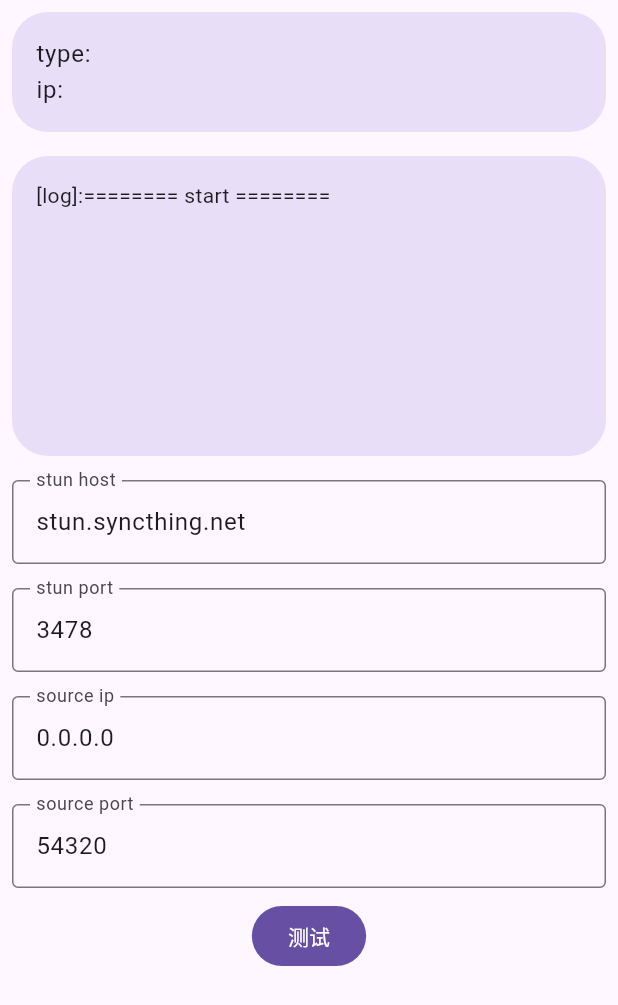
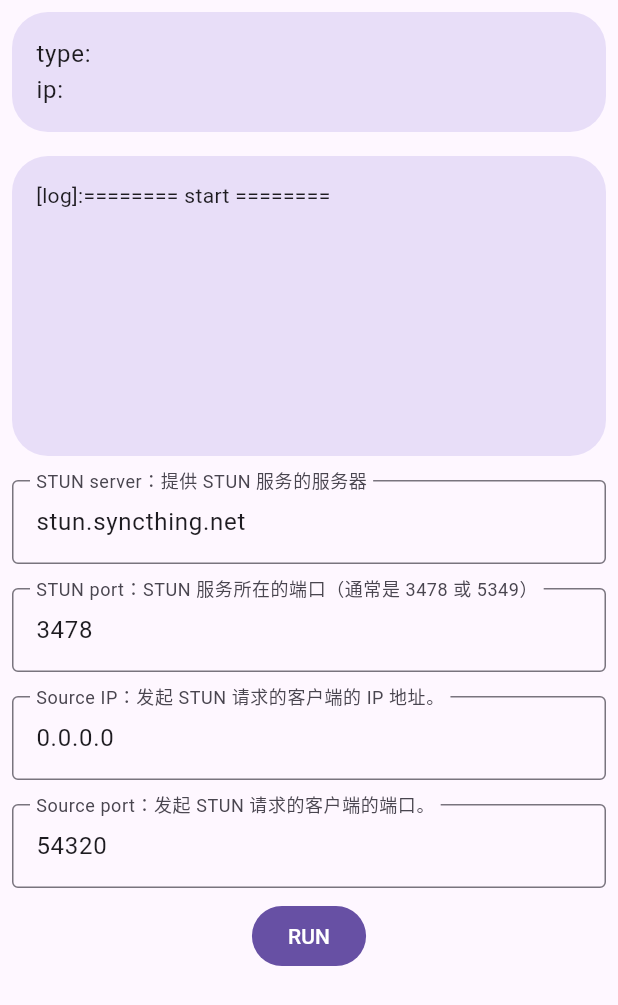
Before and after one commit to liberately/Purity-NAT-Type-Tester, a Flutter app: the screen it shows after launch, on a phone screen of 412 x 824 dp. Shown: the top 1005 px of the screen. Run offline on Flutter 3.47's test engine with Material 3 defaults, Android fonts, the phone set to English and light mode, and no system bars; drawn by our look-alikes of dynamic_color.

Commit message:
Refactor NAT types and STUN labels to include English translations.

```diff
--- a/lib/main.dart
+++ b/lib/main.dart
@@ -85,23 +85,23 @@ class _HomePageState extends State<HomePage> {
       case null:
         return "";
       case NATType.unknown:
-        return "未知";
+        return "Unknown: 未知";
       case NATType.blocked:
-        return "无法通过NAT";
+        return "Blocked: 无法通过NAT";
       case NATType.openInternet:
-        return "无NAT";
+        return "OpenInternet: 无NAT";
       case NATType.fullCone:
-        return "NAT1: Full Cone NAT，全锥形NAT";
+        return "NAT1: Full Cone NAT: 全锥形NAT";
       case NATType.symmetricUDPFirewall:
-        return "NAT4: Symmetric NAT，对称型NAT; 并且具有UDP防火墙";
+        return "NAT4: Symmetric NAT: 对称型NAT; 并且具有UDP防火墙";
       case NATType.restrictNAT:
-        return "NAT2: Address-Restricted Cone NAT，受限锥型NAT";
+        return "NAT2: Address-Restricted Cone NAT: 受限锥型NAT";
       case NATType.restrictPortNAT:
-        return "NAT3: Port-Restricted Cone NAT，端口受限锥型NAT";
+        return "NAT3: Port-Restricted Cone NAT: 端口受限锥型NAT";
       case NATType.symmetricNAT:
-        return "NAT4: Symmetric NAT，对称型NAT";
+        return "NAT4: Symmetric NAT: 对称型NAT";
       case NATType.changedAddressError:
-        return "测试 Changed IP 和端口时遇到的错误。";
+        return "ChangedAddressError: 测试 Changed IP 和端口时遇到的错误。";
     }
   }
 
@@ -167,7 +167,7 @@ class _HomePageState extends State<HomePage> {
                   controller: stunHostController,
                   decoration: InputDecoration(
                     border: OutlineInputBorder(),
-                    labelText: 'stun host',
+                    labelText: 'STUN server：提供 STUN 服务的服务器',
                   ),
                 ),
               ),
@@ -181,7 +181,7 @@ class _HomePageState extends State<HomePage> {
                   controller: stunPortController,
                   decoration: InputDecoration(
                     border: OutlineInputBorder(),
-                    labelText: 'stun port',
+                    labelText: 'STUN port：STUN 服务所在的端口（通常是 3478 或 5349）',
                   ),
                 ),
               ),
@@ -191,7 +191,7 @@ class _HomePageState extends State<HomePage> {
                   controller: sourceIpController,
                   decoration: InputDecoration(
                     border: OutlineInputBorder(),
-                    labelText: 'source ip',
+                    labelText: 'Source IP：发起 STUN 请求的客户端的 IP 地址。',
                   ),
                 ),
               ),
@@ -205,13 +205,13 @@ class _HomePageState extends State<HomePage> {
                   controller: sourcePortController,
                   decoration: InputDecoration(
                     border: OutlineInputBorder(),
-                    labelText: 'source port',
+                    labelText: 'Source port：发起 STUN 请求的客户端的端口。',
                   ),
                 ),
               ),
               FilledButton(
                 onPressed: isTestRunning ? null : test,
-                child: Text("测试"),
+                child: Text("RUN"),
               )
             ],
           ),
```
